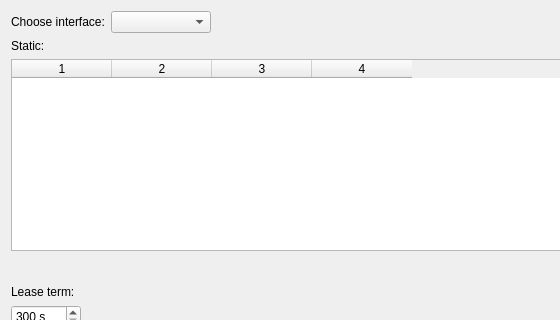
The window that src/forms/dhcpserverproperty.ui (Vortm4x/netemul) describes before a commit, drawn with Qt 5; both pictures show x 0 to 560 and y 0 to 320 of the 800 by 462 pixel window.
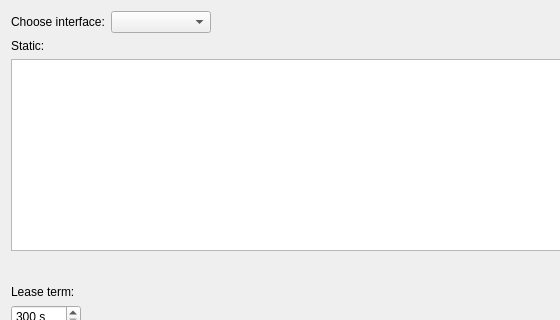
The same window after the commit. Icons and pictures are not drawn. Custom widgets are drawn as their Qt base class.

Diff of the .ui file:
```diff
--- a/src/forms/dhcpserverproperty.ui
+++ b/src/forms/dhcpserverproperty.ui
@@ -68,29 +68,13 @@
     </widget>
    </item>
    <item>
-    <widget class="QTableWidget" name="tw_static">
-     <property name="sizePolicy">
-      <sizepolicy hsizetype="Preferred" vsizetype="Preferred">
-       <horstretch>0</horstretch>
-       <verstretch>0</verstretch>
-      </sizepolicy>
+    <widget class="QTableView" name="tv_static">
+     <property name="selectionMode">
+      <enum>QAbstractItemView::SingleSelection</enum>
      </property>
      <property name="selectionBehavior">
       <enum>QAbstractItemView::SelectRows</enum>
      </property>
-     <property name="wordWrap">
-      <bool>false</bool>
-     </property>
-     <property name="columnCount">
-      <number>4</number>
-     </property>
-     <attribute name="horizontalHeaderDefaultSectionSize">
-      <number>100</number>
-     </attribute>
-     <column/>
-     <column/>
-     <column/>
-     <column/>
     </widget>
    </item>
    <item>
```
